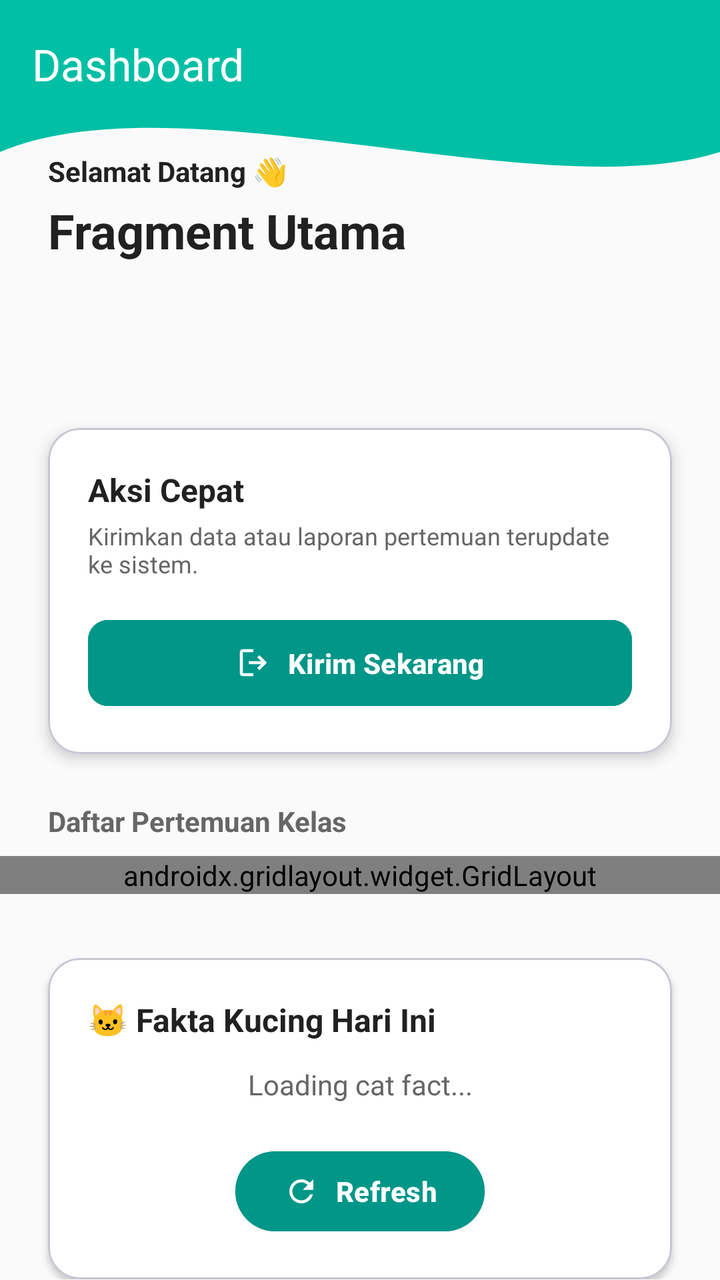
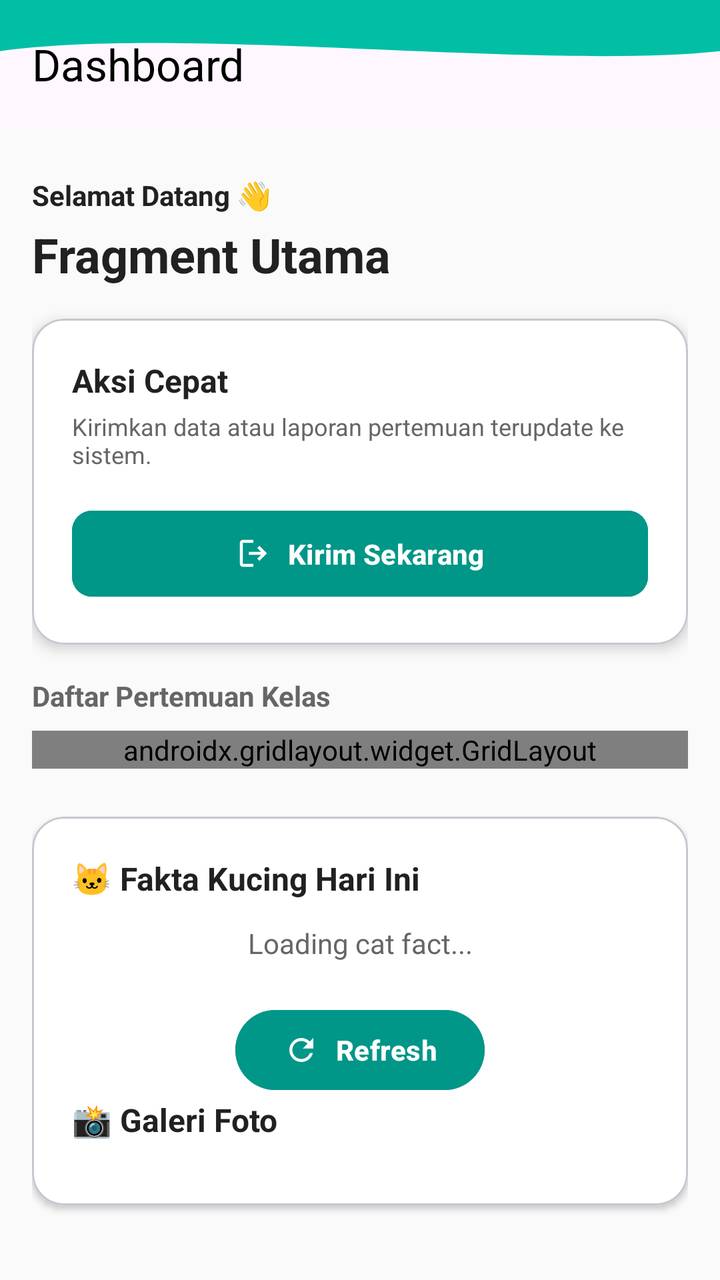

Before-and-after screenshots of an Android layout around one commit, followed by the original layout XML and the change that was made.
<!-- AndroidManifest.xml: application theme Theme.AndesiaApps -->
<!-- res/layout/fragment_home.xml -->
<?xml version="1.0" encoding="utf-8"?>
<androidx.constraintlayout.widget.ConstraintLayout
    xmlns:android="http://schemas.android.com/apk/res/android"
    xmlns:app="http://schemas.android.com/apk/res-auto"
    xmlns:tools="http://schemas.android.com/tools"
    android:id="@+id/main"
    android:layout_width="match_parent"
    android:layout_height="match_parent"
    android:background="@color/backgroundColor"
    tools:context=".Home.HomeFragment">

    
    <View
        android:id="@+id/background_header"
        android:layout_width="0dp"
        android:layout_height="190dp"
        android:background="@drawable/bg_header_wave"
        app:layout_constraintEnd_toEndOf="parent"
        app:layout_constraintStart_toStartOf="parent"
        app:layout_constraintTop_toTopOf="parent" />

    
    <androidx.appcompat.widget.Toolbar
        android:id="@+id/toolbar"
        android:layout_width="0dp"
        android:layout_height="?attr/actionBarSize"
        android:background="@android:color/transparent"
        app:layout_constraintEnd_toEndOf="parent"
        app:layout_constraintStart_toStartOf="parent"
        app:layout_constraintTop_toTopOf="parent"
        app:title="Dashboard"
        app:titleTextColor="@color/white" />

    
    <LinearLayout
        android:id="@+id/headerTextContainer"
        android:layout_width="0dp"
        android:layout_height="wrap_content"
        android:layout_marginHorizontal="24dp"
        android:layout_marginTop="12dp"
        android:orientation="vertical"
        app:layout_constraintEnd_toEndOf="parent"
        app:layout_constraintStart_toStartOf="parent"
        app:layout_constraintTop_toBottomOf="@id/toolbar">

        <TextView
            android:id="@+id/tvWelcome"
            android:layout_width="wrap_content"
            android:layout_height="wrap_content"
            android:text="Selamat Datang 👋"
            android:textColor="@color/black_auth"
            android:textSize="14sp"
            android:textStyle="bold" />

        <TextView
            android:id="@+id/tvHome"
            android:layout_width="wrap_content"
            android:layout_height="wrap_content"
            android:layout_marginTop="4dp"
            android:fontFamily="sans-serif-bold"
            android:text="Fragment Utama"
            android:textColor="@color/black_auth"
            android:textSize="24sp"
            android:textStyle="bold" />
    </LinearLayout>

    
    <androidx.core.widget.NestedScrollView
        android:layout_width="0dp"
        android:layout_height="0dp"
        android:layout_marginTop="16dp"
        android:fillViewport="true"
        app:layout_constraintBottom_toBottomOf="parent"
        app:layout_constraintEnd_toEndOf="parent"
        app:layout_constraintStart_toStartOf="parent"
        app:layout_constraintTop_toBottomOf="@+id/background_header">

        <LinearLayout
            android:layout_width="match_parent"
            android:layout_height="wrap_content"
            android:orientation="vertical"
            android:paddingBottom="24dp">

            
            <com.google.android.material.card.MaterialCardView
                android:layout_width="match_parent"
                android:layout_height="wrap_content"
                android:layout_marginHorizontal="24dp"
                android:layout_marginVertical="8dp"
                app:cardBackgroundColor="@color/surfaceColor"
                app:cardCornerRadius="16dp"
                app:cardElevation="4dp">

                <LinearLayout
                    android:layout_width="match_parent"
                    android:layout_height="wrap_content"
                    android:orientation="vertical"
                    android:padding="20dp">

                    <TextView
                        android:layout_width="wrap_content"
                        android:layout_height="wrap_content"
                        android:text="Aksi Cepat"
                        android:textColor="@color/textPrimary"
                        android:textSize="16sp"
                        android:textStyle="bold" />

                    <TextView
                        android:layout_width="wrap_content"
                        android:layout_height="wrap_content"
                        android:layout_marginTop="4dp"
                        android:text="Kirimkan data atau laporan pertemuan terupdate ke sistem."
                        android:textColor="@color/textSecondary"
                        android:textSize="12sp" />

                    <com.google.android.material.button.MaterialButton
                        android:id="@+id/button"
                        android:layout_width="match_parent"
                        android:layout_height="wrap_content"
                        android:layout_marginTop="16dp"
                        android:backgroundTint="@color/warna_btn"
                        android:paddingVertical="12dp"
                        android:text="Kirim Sekarang"
                        android:textColor="@color/white"
                        android:textSize="14sp"
                        android:textStyle="bold"
                        app:cornerRadius="10dp"
                        app:icon="@drawable/ic_login"
                        app:iconGravity="textStart"
                        app:iconPadding="8dp"
                        app:iconTint="@color/white" />
                </LinearLayout>
            </com.google.android.material.card.MaterialCardView>

            
            <TextView
                android:layout_width="wrap_content"
                android:layout_height="wrap_content"
                android:layout_marginHorizontal="24dp"
                android:layout_marginTop="16dp"
                android:layout_marginBottom="8dp"
                android:text="Daftar Pertemuan Kelas"
                android:textColor="@color/textSecondary"
                android:textSize="14sp"
                android:textStyle="bold" />

            
            <androidx.gridlayout.widget.GridLayout
                android:layout_width="match_parent"
                android:layout_height="wrap_content"
                android:paddingHorizontal="16dp"
                app:alignmentMode="alignBounds"
                app:columnCount="2"
                app:useDefaultMargins="true">

                <com.google.android.material.button.MaterialButton
                    android:id="@+id/btnToFifth"
                    style="@style/Widget.MaterialComponents.Button.OutlinedButton"
                    android:layout_width="0dp"
                    android:layout_height="wrap_content"
                    android:gravity="center"
                    android:paddingVertical="16dp"
                    android:text="Pertemuan 5\n(Toolbar)"
                    android:textColor="@color/colorPrimary"
                    android:textSize="13sp"
                    app:cornerRadius="14dp"
                    app:icon="@drawable/ic_edit"
                    app:iconGravity="top"
                    app:iconPadding="8dp"
                    app:iconTint="@color/colorPrimary"
                    app:layout_columnWeight="1"
                    app:strokeColor="@color/colorPrimary" />

                <com.google.android.material.button.MaterialButton
                    android:id="@+id/btnToSeventh"
                    style="@style/Widget.MaterialComponents.Button.OutlinedButton"
                    android:layout_width="0dp"
                    android:layout_height="wrap_content"
                    android:gravity="center"
                    android:paddingVertical="16dp"
                    android:text="Pertemuan 7\n(Lanjutan)"
                    android:textColor="@color/colorPrimary"
                    android:textSize="13sp"
                    app:cornerRadius="14dp"
                    app:icon="@drawable/ic_edit"
                    app:iconGravity="top"
                    app:iconPadding="8dp"
                    app:iconTint="@color/colorPrimary"
                    app:layout_columnWeight="1"
                    app:strokeColor="@color/colorPrimary" />

                <com.google.android.material.button.MaterialButton
                    android:id="@+id/btnToNinth"
                    style="@style/Widget.MaterialComponents.Button.OutlinedButton"
                    android:layout_width="0dp"
                    android:layout_height="wrap_content"
                    android:gravity="center"
                    android:paddingVertical="16dp"
                    android:text="Pertemuan 9\n(Advanced)"
                    android:textColor="@color/colorPrimary"
                    android:textSize="13sp"
                    app:cornerRadius="14dp"
                    app:icon="@drawable/ic_edit"
                    app:iconGravity="top"
                    app:iconPadding="8dp"
                    app:iconTint="@color/colorPrimary"
                    app:layout_columnWeight="1"
                    app:strokeColor="@color/colorPrimary" />

                <com.google.android.material.button.MaterialButton
                    android:id="@+id/btnToTenth"
                    style="@style/Widget.MaterialComponents.Button.OutlinedButton"
                    android:layout_width="0dp"
                    android:layout_height="wrap_content"
                    android:gravity="center"
                    android:paddingVertical="16dp"
                    android:text="Pertemuan 10\n(TabLayout)"
                    android:textColor="@color/colorPrimary"
                    android:textSize="13sp"
                    app:cornerRadius="14dp"
                    app:icon="@drawable/ic_edit"
                    app:iconGravity="top"
                    app:iconPadding="8dp"
                    app:iconTint="@color/colorPrimary"
                    app:layout_columnWeight="1"
                    app:strokeColor="@color/colorPrimary" />

            </androidx.gridlayout.widget.GridLayout>

            
            <com.google.android.material.card.MaterialCardView
                android:layout_width="match_parent"
                android:layout_height="wrap_content"
                android:layout_marginHorizontal="24dp"
                android:layout_marginTop="32dp"
                app:cardBackgroundColor="@color/surfaceColor"
                app:cardCornerRadius="16dp"
                app:cardElevation="2dp">

                <LinearLayout
                    android:layout_width="match_parent"
                    android:layout_height="wrap_content"
                    android:orientation="vertical"
                    android:padding="20dp">

                    <TextView
                        android:layout_width="wrap_content"
                        android:layout_height="wrap_content"
                        android:text="🐱 Fakta Kucing Hari Ini"
                        android:textColor="@color/textPrimary"
                        android:textSize="16sp"
                        android:textStyle="bold" />

                    <TextView
                        android:id="@+id/tvCatFact"
                        android:layout_width="match_parent"
                        android:layout_height="wrap_content"
                        android:layout_marginTop="12dp"
                        android:gravity="center"
                        android:text="Loading cat fact..."
                        android:textAlignment="center"
                        android:textColor="@color/textSecondary"
                        android:textSize="14sp"
                        android:lineSpacingExtra="4dp" />

                    <com.google.android.material.button.MaterialButton
                        android:id="@+id/btnRefresh"
                        android:layout_width="wrap_content"
                        android:layout_height="wrap_content"
                        android:layout_gravity="center"
                        android:layout_marginTop="20dp"
                        android:backgroundTint="@color/warna_btn"
                        android:paddingVertical="10dp"
                        android:paddingHorizontal="24dp"
                        android:text="Refresh"
                        android:textColor="@color/white"
                        android:textSize="14sp"
                        android:textStyle="bold"
                        app:cornerRadius="25dp"
                        app:icon="@drawable/ic_refresh"
                        app:iconGravity="textStart"
                        app:iconPadding="8dp"
                        app:iconTint="@color/white" />
                </LinearLayout>
            </com.google.android.material.card.MaterialCardView>

        </LinearLayout>

    </androidx.core.widget.NestedScrollView>

</androidx.constraintlayout.widget.ConstraintLayout>
<!-- resources referenced by this layout -->
<resources>
  <color name="backgroundColor">#FAFAFA</color>
  <color name="black_auth">#212121</color>
  <color name="colorPrimary">#009688</color>
  <color name="surfaceColor">#FFFFFF</color>
  <color name="textPrimary">#212121</color>
  <color name="textSecondary">#666666</color>
  <color name="warna_btn">#009688</color>
  <color name="white">#FFFFFF</color>
  <!-- drawable bg_header_wave (drawable) -->
  <vector xmlns:android="http://schemas.android.com/apk/res/android"
      android:width="100dp"
      android:height="100dp"
      android:viewportWidth="100"
      android:viewportHeight="100">
  
      
      <path
          android:fillColor="@color/colorAccent"
          android:pathData="
              M0,0
              L100,0
              L100,40
              C 75,55
                25,20
                0,40
              Z" />
  </vector>
  <!-- drawable ic_edit (drawable) -->
  <vector xmlns:android="http://schemas.android.com/apk/res/android" android:height="24dp" android:tint="#000000" android:viewportHeight="960" android:viewportWidth="960" android:width="24dp">
        
      <path android:fillColor="@android:color/white" android:pathData="M200,840Q167,840 143.5,816.5Q120,793 120,760L120,200Q120,167 143.5,143.5Q167,120 200,120L557,120L477,200L200,200Q200,200 200,200Q200,200 200,200L200,760Q200,760 200,760Q200,760 200,760L760,760Q760,760 760,760Q760,760 760,760L760,482L840,402L840,760Q840,793 816.5,816.5Q793,840 760,840L200,840ZM480,480Q480,480 480,480Q480,480 480,480L480,480Q480,480 480,480Q480,480 480,480L480,480L480,480L480,480L480,480L480,480L480,480Q480,480 480,480Q480,480 480,480ZM360,600L360,430L727,63Q739,51 754,45Q769,39 784,39Q800,39 814.5,45Q829,51 841,63L897,120Q908,132 914,146.5Q920,161 920,176Q920,191 914.5,205.5Q909,220 897,232L530,600L360,600ZM841,176L841,176L785,120L785,120L841,176ZM440,520L496,520L728,288L700,260L671,232L440,463L440,520ZM700,260L671,232L671,232L700,260L728,288L728,288L700,260Z"/>
      
  </vector>
  <!-- drawable ic_login (drawable) -->
  <vector xmlns:android="http://schemas.android.com/apk/res/android" android:autoMirrored="true" android:height="24dp" android:tint="#000000" android:viewportHeight="960" android:viewportWidth="960" android:width="24dp">
        
      <path android:fillColor="@android:color/white" android:pathData="M200,840Q167,840 143.5,816.5Q120,793 120,760L120,200Q120,167 143.5,143.5Q167,120 200,120L480,120L480,200L200,200Q200,200 200,200Q200,200 200,200L200,760Q200,760 200,760Q200,760 200,760L480,760L480,840L200,840ZM640,680L585,622L687,520L360,520L360,440L687,440L585,338L640,280L840,480L640,680Z"/>
      
  </vector>
  <!-- drawable ic_refresh (drawable) -->
  <vector xmlns:android="http://schemas.android.com/apk/res/android"
      android:width="24dp"
      android:height="24dp"
      android:viewportWidth="24"
      android:viewportHeight="24">
      <path
          android:fillColor="#FFFFFF"
          android:pathData="M17.65,6.35C16.2,4.9 14.21,4 12,4c-4.42,0 -7.99,3.58 -7.99,8s3.57,8 7.99,8c3.73,0 6.84,-2.55 7.73,-6h-2.08c-0.82,2.33 -3.04,4 -5.65,4 -3.31,0 -6,-2.69 -6,-6s2.69,-6 6,-6c1.66,0 3.14,0.69 4.22,1.78L13,11h7V4l-2.35,2.35z"/>
  </vector>
  <style name="Theme.AndesiaApps" parent="Base.Theme.AndesiaApps" />
  <color name="colorAccent">#00BFA5</color>
  <style name="Base.Theme.AndesiaApps" parent="Theme.Material3.DayNight.NoActionBar">
          
          
      </style>
</resources>

<!-- the commit's change to res/layout/fragment_home.xml (unified diff, before → after) -->
@@ -1,95 +1,83 @@
 <?xml version="1.0" encoding="utf-8"?>
-<androidx.constraintlayout.widget.ConstraintLayout
+<androidx.coordinatorlayout.widget.CoordinatorLayout
     xmlns:android="http://schemas.android.com/apk/res/android"
     xmlns:app="http://schemas.android.com/apk/res-auto"
     xmlns:tools="http://schemas.android.com/tools"
-    android:id="@+id/main"
     android:layout_width="match_parent"
     android:layout_height="match_parent"
     android:background="@color/backgroundColor"
     tools:context=".Home.HomeFragment">
 
     
-    <View
-        android:id="@+id/background_header"
-        android:layout_width="0dp"
-        android:layout_height="190dp"
-        android:background="@drawable/bg_header_wave"
-        app:layout_constraintEnd_toEndOf="parent"
-        app:layout_constraintStart_toStartOf="parent"
-        app:layout_constraintTop_toTopOf="parent" />
-
-    
-    <androidx.appcompat.widget.Toolbar
-        android:id="@+id/toolbar"
-        android:layout_width="0dp"
-        android:layout_height="?attr/actionBarSize"
-        android:background="@android:color/transparent"
-        app:layout_constraintEnd_toEndOf="parent"
-        app:layout_constraintStart_toStartOf="parent"
-        app:layout_constraintTop_toTopOf="parent"
-        app:title="Dashboard"
-        app:titleTextColor="@color/white" />
-
-    
-    <LinearLayout
-        android:id="@+id/headerTextContainer"
-        android:layout_width="0dp"
+    <com.google.android.material.appbar.AppBarLayout
+        android:id="@+id/appBarLayout"
+        android:layout_width="match_parent"
         android:layout_height="wrap_content"
-        android:layout_marginHorizontal="24dp"
-        android:layout_marginTop="12dp"
-        android:orientation="vertical"
-        app:layout_constraintEnd_toEndOf="parent"
-        app:layout_constraintStart_toStartOf="parent"
-        app:layout_constraintTop_toBottomOf="@id/toolbar">
-
-        <TextView
-            android:id="@+id/tvWelcome"
-            android:layout_width="wrap_content"
-            android:layout_height="wrap_content"
-            android:text="Selamat Datang 👋"
-            android:textColor="@color/black_auth"
-            android:textSize="14sp"
-            android:textStyle="bold" />
-
-        <TextView
-            android:id="@+id/tvHome"
-            android:layout_width="wrap_content"
-            android:layout_height="wrap_content"
-            android:layout_marginTop="4dp"
-            android:fontFamily="sans-serif-bold"
-            android:text="Fragment Utama"
-            android:textColor="@color/black_auth"
-            android:textSize="24sp"
-            android:textStyle="bold" />
-    </LinearLayout>
+        android:theme="@style/ThemeOverlay.AppCompat.Dark.ActionBar">
+
+        <androidx.appcompat.widget.Toolbar
+            android:id="@+id/toolbar"
+            android:layout_width="match_parent"
+            android:layout_height="?attr/actionBarSize"
+            android:background="@drawable/bg_header_wave"
+            app:title="Dashboard"
+            app:titleTextColor="@color/black" />
+
+    </com.google.android.material.appbar.AppBarLayout>
 
     
     <androidx.core.widget.NestedScrollView
-        android:layout_width="0dp"
-        android:layout_height="0dp"
-        android:layout_marginTop="16dp"
+        android:layout_width="match_parent"
+        android:layout_height="match_parent"
         android:fillViewport="true"
-        app:layout_constraintBottom_toBottomOf="parent"
-        app:layout_constraintEnd_toEndOf="parent"
-        app:layout_constraintStart_toStartOf="parent"
-        app:layout_constraintTop_toBottomOf="@+id/background_header">
-
-        <LinearLayout
+        app:layout_behavior="@string/appbar_scrolling_view_behavior">
+
+        
+        <androidx.constraintlayout.widget.ConstraintLayout
             android:layout_width="match_parent"
             android:layout_height="wrap_content"
-            android:orientation="vertical"
-            android:paddingBottom="24dp">
+            android:padding="16dp">
+
+            
+            <TextView
+                android:id="@+id/tvWelcome"
+                android:layout_width="0dp"
+                android:layout_height="wrap_content"
+                android:layout_marginTop="8dp"
+                android:text="Selamat Datang 👋"
+                android:textColor="@color/black_auth"
+                android:textSize="14sp"
+                android:textStyle="bold"
+                app:layout_constraintEnd_toEndOf="parent"
+                app:layout_constraintStart_toStartOf="parent"
+                app:layout_constraintTop_toTopOf="parent" />
+
+            <TextView
+                android:id="@+id/tvHome"
+                android:layout_width="0dp"
+                android:layout_height="wrap_content"
+                android:layout_marginTop="4dp"
+                android:fontFamily="sans-serif-bold"
+                android:text="Fragment Utama"
+                android:textColor="@color/black_auth"
+                android:textSize="24sp"
+                android:textStyle="bold"
+                app:layout_constraintEnd_toEndOf="parent"
+                app:layout_constraintStart_toStartOf="parent"
+                app:layout_constraintTop_toBottomOf="@+id/tvWelcome" />
 
             
             <com.google.android.material.card.MaterialCardView
-                android:layout_width="match_parent"
-                android:layout_height="wrap_content"
-                android:layout_marginHorizontal="24dp"
-                android:layout_marginVertical="8dp"
+                android:id="@+id/cardAksiCepat"
+                android:layout_width="0dp"
+                android:layout_height="wrap_content"
+                android:layout_marginTop="16dp"
                 app:cardBackgroundColor="@color/surfaceColor"
                 app:cardCornerRadius="16dp"
-                app:cardElevation="4dp">
+                app:cardElevation="4dp"
+                app:layout_constraintEnd_toEndOf="parent"
+                app:layout_constraintStart_toStartOf="parent"
+                app:layout_constraintTop_toBottomOf="@+id/tvHome">
 
                 <LinearLayout
                     android:layout_width="match_parent"
@@ -134,23 +122,30 @@
 
             
             <TextView
-                android:layout_width="wrap_content"
-                android:layout_height="wrap_content"
-                android:layout_marginHorizontal="24dp"
+                android:id="@+id/tvTitlePertemuan"
+                android:layout_width="0dp"
+                android:layout_height="wrap_content"
                 android:layout_marginTop="16dp"
-                android:layout_marginBottom="8dp"
                 android:text="Daftar Pertemuan Kelas"
                 android:textColor="@color/textSecondary"
                 android:textSize="14sp"
-                android:textStyle="bold" />
+                android:textStyle="bold"
+                app:layout_constraintEnd_toEndOf="parent"
+                app:layout_constraintStart_toStartOf="parent"
+                app:layout_constraintTop_toBottomOf="@+id/cardAksiCepat" />
 
             
             <androidx.gridlayout.widget.GridLayout
-                android:layout_width="match_parent"
-                android:layout_height="wrap_content"
-                android:paddingHorizontal="16dp"
+                android:id="@+id/grid_button"
+                android:layout_width="0dp"
+                android:layout_height="wrap_content"
+                android:layout_marginTop="8dp"
+                android:paddingHorizontal="8dp"
                 app:alignmentMode="alignBounds"
                 app:columnCount="2"
+                app:layout_constraintEnd_toEndOf="parent"
+                app:layout_constraintStart_toStartOf="parent"
+                app:layout_constraintTop_toBottomOf="@+id/tvTitlePertemuan"
                 app:useDefaultMargins="true">
 
                 <com.google.android.material.button.MaterialButton
@@ -229,13 +224,16 @@
 
             
             <com.google.android.material.card.MaterialCardView
-                android:layout_width="match_parent"
-                android:layout_height="wrap_content"
-                android:layout_marginHorizontal="24dp"
-                android:layout_marginTop="32dp"
+                android:id="@+id/cardCatFact"
+                android:layout_width="0dp"
+                android:layout_height="wrap_content"
+                android:layout_marginTop="24dp"
                 app:cardBackgroundColor="@color/surfaceColor"
                 app:cardCornerRadius="16dp"
-                app:cardElevation="2dp">
+                app:cardElevation="2dp"
+                app:layout_constraintEnd_toEndOf="parent"
+                app:layout_constraintStart_toStartOf="parent"
+                app:layout_constraintTop_toBottomOf="@+id/grid_button">
 
                 <LinearLayout
                     android:layout_width="match_parent"
@@ -281,11 +279,35 @@
                         app:iconGravity="textStart"
                         app:iconPadding="8dp"
                         app:iconTint="@color/white" />
+
+                    
+
+
+
+
+
+
+
+                    <TextView
+                        android:layout_width="wrap_content"
+                        android:layout_height="wrap_content"
+                        android:layout_marginBottom="12dp"
+                        android:text="📸 Galeri Foto"
+                        android:textColor="@color/textPrimary"
+                        android:textSize="16sp"
+                        android:textStyle="bold" />
+
+                    <androidx.recyclerview.widget.RecyclerView
+                        android:id="@+id/rvGallery"
+                        android:layout_width="match_parent"
+                        android:layout_height="wrap_content"
+                        android:nestedScrollingEnabled="false" />
+
                 </LinearLayout>
             </com.google.android.material.card.MaterialCardView>
 
-        </LinearLayout>
+        </androidx.constraintlayout.widget.ConstraintLayout>
 
     </androidx.core.widget.NestedScrollView>
 
-</androidx.constraintlayout.widget.ConstraintLayout>
+</androidx.coordinatorlayout.widget.CoordinatorLayout>
<!-- resource entries referenced after the edit -->
@@ -1,6 +1,7 @@
 <!-- resources referenced by this layout -->
 <resources>
   <color name="backgroundColor">#FAFAFA</color>
+  <color name="black">#000000</color>
   <color name="black_auth">#212121</color>
   <color name="colorPrimary">#009688</color>
   <color name="surfaceColor">#FFFFFF</color>
